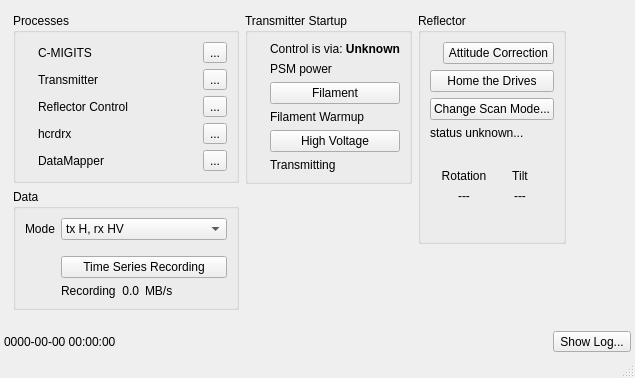
Before: the Qt Designer form src/hcrgui/HcrGuiMainWindow.ui in NCAR/HCR_instrument, drawn with Qt 5.
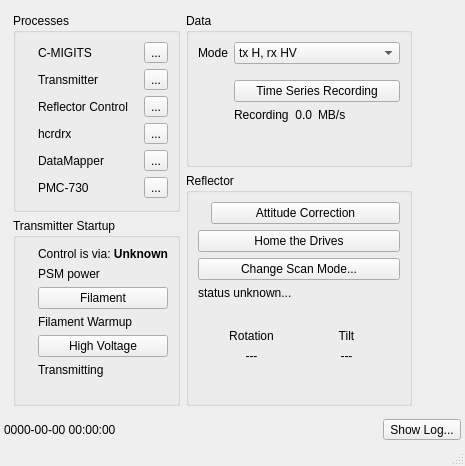
After: the same form once the commit is applied. Icons and pictures are not drawn.

Commit message: Added handling for time-series data writing enable/disable, and status lights for DataMapper and HcrPmc730Daemon. Restructured and compacted the GUI.

Diff of the .ui file:
```diff
--- a/src/hcrgui/HcrGuiMainWindow.ui
+++ b/src/hcrgui/HcrGuiMainWindow.ui
@@ -6,12 +6,12 @@
    <rect>
     <x>0</x>
     <y>0</y>
-    <width>635</width>
-    <height>378</height>
+    <width>465</width>
+    <height>466</height>
    </rect>
   </property>
   <property name="sizePolicy">
-   <sizepolicy hsizetype="MinimumExpanding" vsizetype="Expanding">
+   <sizepolicy hsizetype="Minimum" vsizetype="Minimum">
     <horstretch>0</horstretch>
     <verstretch>0</verstretch>
    </sizepolicy>
@@ -44,7 +44,7 @@
            <verstretch>0</verstretch>
           </sizepolicy>
          </property>
-         <layout class="QVBoxLayout" name="verticalLayout_8" stretch="0,0,100">
+         <layout class="QVBoxLayout" name="verticalLayout_8" stretch="0,0">
           <property name="margin">
            <number>0</number>
           </property>
@@ -54,6 +54,13 @@
              <string>Processes</string>
             </property>
             <layout class="QGridLayout" name="gridLayout_4">
+             <item row="5" column="1">
+              <widget class="QLabel" name="pmc730StatusLabel">
+               <property name="text">
+                <string>PMC-730</string>
+               </property>
+              </widget>
+             </item>
              <item row="0" column="1">
               <widget class="QLabel" name="cmigitsStatusLabel">
                <property name="sizePolicy">
@@ -237,186 +244,25 @@
                </property>
               </widget>
              </item>
-            </layout>
-           </widget>
-          </item>
-          <item>
-           <widget class="QGroupBox" name="dataBox">
-            <property name="title">
-             <string>Data</string>
-            </property>
-            <layout class="QGridLayout" name="gridLayout">
-             <item row="0" column="1">
-              <widget class="QComboBox" name="hmcModeCombo">
-               <property name="sizePolicy">
-                <sizepolicy hsizetype="Minimum" vsizetype="Fixed">
-                 <horstretch>0</horstretch>
-                 <verstretch>0</verstretch>
-                </sizepolicy>
-               </property>
-               <property name="currentIndex">
-                <number>0</number>
-               </property>
-               <item>
+             <item row="5" column="0">
+              <widget class="QLabel" name="pmc730StatusIcon">
                 <property name="text">
-                 <string>tx H, rx HV</string>
-                </property>
-               </item>
-               <item>
-                <property name="text">
-                 <string>tx V, rx HV</string>
-                </property>
-               </item>
-               <item>
-                <property name="text">
-                 <string>tx HV, rx HV</string>
-                </property>
-               </item>
-               <item>
-                <property name="text">
-                 <string>Unused (3)</string>
-                </property>
-               </item>
-               <item>
-                <property name="text">
-                 <string>Noise Source Calibration</string>
-                </property>
-               </item>
-               <item>
-                <property name="text">
-                 <string>tx V, rx HV (attenuated)</string>
-                </property>
-               </item>
-               <item>
-                <property name="text">
-                 <string>Bench Test</string>
-                </property>
-               </item>
-               <item>
-                <property name="text">
-                 <string>Unused (7)</string>
-                </property>
-               </item>
-              </widget>
-             </item>
-             <item row="0" column="0">
-              <widget class="QLabel" name="modeLabel">
-               <property name="text">
-                <string>Mode</string>
-               </property>
-               <property name="alignment">
-                <set>Qt::AlignRight|Qt::AlignTrailing|Qt::AlignVCenter</set>
-               </property>
-              </widget>
-             </item>
-             <item row="3" column="0">
-              <widget class="QLabel" name="dataRateIcon">
-               <property name="text">
                 <string/>
                </property>
                <property name="pixmap">
                 <pixmap resource="HcrGuiMainWindow.qrc">:/greenLED_off.png</pixmap>
                </property>
-               <property name="alignment">
-                <set>Qt::AlignLeading|Qt::AlignLeft|Qt::AlignVCenter</set>
-               </property>
               </widget>
              </item>
-             <item row="3" column="1">
-              <widget class="QWidget" name="writeRateWidget" native="true">
-               <layout class="QHBoxLayout" name="horizontalLayout_2">
-                <property name="margin">
-                 <number>0</number>
-                </property>
-                <item>
-                 <widget class="QLabel" name="writeRateLabel">
-                  <property name="sizePolicy">
-                   <sizepolicy hsizetype="Minimum" vsizetype="Preferred">
-                    <horstretch>0</horstretch>
-                    <verstretch>0</verstretch>
-                   </sizepolicy>
-                  </property>
+             <item row="5" column="2">
+              <widget class="QToolButton" name="pmc730DetailsButton">
                   <property name="text">
-                   <string>Recording</string>
+                <string>...</string>
                   </property>
                  </widget>
                 </item>
-                <item>
-                 <widget class="QLabel" name="writeRateValue">
-                  <property name="sizePolicy">
-                   <sizepolicy hsizetype="Minimum" vsizetype="Preferred">
-                    <horstretch>0</horstretch>
-                    <verstretch>0</verstretch>
-                   </sizepolicy>
-                  </property>
-                  <property name="text">
-                   <string>0.0</string>
-                  </property>
-                  <property name="alignment">
-                   <set>Qt::AlignRight|Qt::AlignTrailing|Qt::AlignVCenter</set>
-                  </property>
-                 </widget>
-                </item>
-                <item>
-                 <widget class="QLabel" name="writeRateUnits">
-                  <property name="sizePolicy">
-                   <sizepolicy hsizetype="MinimumExpanding" vsizetype="Preferred">
-                    <horstretch>0</horstretch>
-                    <verstretch>0</verstretch>
-                   </sizepolicy>
-                  </property>
-                  <property name="text">
-                   <string>MB/s</string>
-                  </property>
-                 </widget>
-                </item>
-               </layout>
-              </widget>
-             </item>
-             <item row="1" column="0">
-              <spacer name="verticalSpacer_4">
-               <property name="orientation">
-                <enum>Qt::Vertical</enum>
-               </property>
-               <property name="sizeType">
-                <enum>QSizePolicy::Fixed</enum>
-               </property>
-               <property name="sizeHint" stdset="0">
-                <size>
-                 <width>20</width>
-                 <height>10</height>
-                </size>
-               </property>
-              </spacer>
-             </item>
-             <item row="2" column="1">
-              <widget class="QPushButton" name="recordingButton">
-               <property name="sizePolicy">
-                <sizepolicy hsizetype="MinimumExpanding" vsizetype="Preferred">
-                 <horstretch>0</horstretch>
-                 <verstretch>0</verstretch>
-                </sizepolicy>
-               </property>
-               <property name="text">
-                <string>Time Series Recording</string>
-               </property>
-              </widget>
-             </item>
-             <item row="2" column="0">
-              <widget class="QLabel" name="recordingEnabledIcon">
-               <property name="text">
-                <string/>
-               </property>
-               <property name="pixmap">
-                <pixmap resource="HcrGuiMainWindow.qrc">:/greenLED_off.png</pixmap>
-               </property>
-              </widget>
-             </item>
-            </layout>
-           </widget>
-          </item>
-          <item>
-           <spacer name="verticalSpacer_2">
+             <item row="6" column="1">
+              <spacer name="verticalSpacer">
             <property name="orientation">
              <enum>Qt::Vertical</enum>
             </property>
@@ -431,12 +277,6 @@
          </layout>
         </widget>
        </item>
-       <item>
-        <widget class="QWidget" name="middleWidget" native="true">
-         <layout class="QVBoxLayout" name="verticalLayout_2">
-          <property name="margin">
-           <number>0</number>
-          </property>
           <item>
            <widget class="QGroupBox" name="xmitterStartupBox">
             <property name="sizePolicy">
@@ -631,10 +471,7 @@
                </property>
               </widget>
              </item>
-            </layout>
-           </widget>
-          </item>
-          <item>
+             <item row="6" column="1">
            <spacer name="verticalSpacer_3">
             <property name="orientation">
              <enum>Qt::Vertical</enum>
@@ -642,10 +479,13 @@
             <property name="sizeHint" stdset="0">
              <size>
               <width>20</width>
-              <height>40</height>
+                 <height>2</height>
              </size>
             </property>
            </spacer>
+             </item>
+            </layout>
+           </widget>
           </item>
          </layout>
         </widget>
@@ -658,10 +498,207 @@
            <verstretch>0</verstretch>
           </sizepolicy>
          </property>
-         <layout class="QVBoxLayout" name="verticalLayout" stretch="0,100">
+         <layout class="QVBoxLayout" name="verticalLayout_2">
           <property name="margin">
            <number>0</number>
           </property>
+          <item>
+           <widget class="QGroupBox" name="dataBox">
+            <property name="sizePolicy">
+             <sizepolicy hsizetype="Preferred" vsizetype="Preferred">
+              <horstretch>0</horstretch>
+              <verstretch>0</verstretch>
+             </sizepolicy>
+            </property>
+            <property name="title">
+             <string>Data</string>
+            </property>
+            <layout class="QGridLayout" name="gridLayout">
+             <item row="1" column="1">
+              <spacer name="verticalSpacer_4">
+               <property name="orientation">
+                <enum>Qt::Vertical</enum>
+               </property>
+               <property name="sizeType">
+                <enum>QSizePolicy::Fixed</enum>
+               </property>
+               <property name="sizeHint" stdset="0">
+                <size>
+                 <width>20</width>
+                 <height>10</height>
+                </size>
+               </property>
+              </spacer>
+             </item>
+             <item row="0" column="1">
+              <widget class="QComboBox" name="hmcModeCombo">
+               <property name="sizePolicy">
+                <sizepolicy hsizetype="Minimum" vsizetype="Fixed">
+                 <horstretch>0</horstretch>
+                 <verstretch>0</verstretch>
+                </sizepolicy>
+               </property>
+               <property name="currentIndex">
+                <number>0</number>
+               </property>
+               <item>
+                <property name="text">
+                 <string>tx H, rx HV</string>
+                </property>
+               </item>
+               <item>
+                <property name="text">
+                 <string>tx V, rx HV</string>
+                </property>
+               </item>
+               <item>
+                <property name="text">
+                 <string>tx HV, rx HV</string>
+                </property>
+               </item>
+               <item>
+                <property name="text">
+                 <string>Unused (3)</string>
+                </property>
+               </item>
+               <item>
+                <property name="text">
+                 <string>Noise Source Calibration</string>
+                </property>
+               </item>
+               <item>
+                <property name="text">
+                 <string>tx V, rx HV (attenuated)</string>
+                </property>
+               </item>
+               <item>
+                <property name="text">
+                 <string>Bench Test</string>
+                </property>
+               </item>
+               <item>
+                <property name="text">
+                 <string>Unused (7)</string>
+                </property>
+               </item>
+              </widget>
+             </item>
+             <item row="0" column="0">
+              <widget class="QLabel" name="modeLabel">
+               <property name="text">
+                <string>Mode</string>
+               </property>
+               <property name="alignment">
+                <set>Qt::AlignRight|Qt::AlignTrailing|Qt::AlignVCenter</set>
+               </property>
+              </widget>
+             </item>
+             <item row="3" column="0">
+              <widget class="QLabel" name="dataRateIcon">
+               <property name="text">
+                <string/>
+               </property>
+               <property name="pixmap">
+                <pixmap resource="HcrGuiMainWindow.qrc">:/greenLED_off.png</pixmap>
+               </property>
+               <property name="alignment">
+                <set>Qt::AlignLeading|Qt::AlignLeft|Qt::AlignVCenter</set>
+               </property>
+              </widget>
+             </item>
+             <item row="3" column="1">
+              <widget class="QWidget" name="writeRateWidget" native="true">
+               <layout class="QHBoxLayout" name="horizontalLayout_2">
+                <property name="margin">
+                 <number>0</number>
+                </property>
+                <item>
+                 <widget class="QLabel" name="writeRateLabel">
+                  <property name="sizePolicy">
+                   <sizepolicy hsizetype="Minimum" vsizetype="Preferred">
+                    <horstretch>0</horstretch>
+                    <verstretch>0</verstretch>
+                   </sizepolicy>
+                  </property>
+                  <property name="text">
+                   <string>Recording</string>
+                  </property>
+                 </widget>
+                </item>
+                <item>
+                 <widget class="QLabel" name="writeRateValue">
+                  <property name="sizePolicy">
+                   <sizepolicy hsizetype="Minimum" vsizetype="Preferred">
+                    <horstretch>0</horstretch>
+                    <verstretch>0</verstretch>
+                   </sizepolicy>
+                  </property>
+                  <property name="text">
+                   <string>0.0</string>
+                  </property>
+                  <property name="alignment">
+                   <set>Qt::AlignRight|Qt::AlignTrailing|Qt::AlignVCenter</set>
+                  </property>
+                 </widget>
+                </item>
+                <item>
+                 <widget class="QLabel" name="writeRateUnits">
+                  <property name="sizePolicy">
+                   <sizepolicy hsizetype="MinimumExpanding" vsizetype="Preferred">
+                    <horstretch>0</horstretch>
+                    <verstretch>0</verstretch>
+                   </sizepolicy>
+                  </property>
+                  <property name="text">
+                   <string>MB/s</string>
+                  </property>
+                 </widget>
+                </item>
+               </layout>
+              </widget>
+             </item>
+             <item row="2" column="1">
+              <widget class="QPushButton" name="recordingButton">
+               <property name="sizePolicy">
+                <sizepolicy hsizetype="MinimumExpanding" vsizetype="Preferred">
+                 <horstretch>0</horstretch>
+                 <verstretch>0</verstretch>
+                </sizepolicy>
+               </property>
+               <property name="text">
+                <string>Time Series Recording</string>
+               </property>
+              </widget>
+             </item>
+             <item row="2" column="0">
+              <widget class="QLabel" name="recordingEnabledIcon">
+               <property name="text">
+                <string/>
+               </property>
+               <property name="pixmap">
+                <pixmap resource="HcrGuiMainWindow.qrc">:/greenLED_off.png</pixmap>
+               </property>
+              </widget>
+             </item>
+             <item row="4" column="1">
+              <spacer name="verticalSpacer_5">
+               <property name="orientation">
+                <enum>Qt::Vertical</enum>
+               </property>
+               <property name="sizeType">
+                <enum>QSizePolicy::Expanding</enum>
+               </property>
+               <property name="sizeHint" stdset="0">
+                <size>
+                 <width>20</width>
+                 <height>2</height>
+                </size>
+               </property>
+              </spacer>
+             </item>
+            </layout>
+           </widget>
+          </item>
           <item>
            <widget class="QGroupBox" name="reflectorBox">
             <property name="title">
@@ -812,14 +849,14 @@
                </layout>
               </widget>
              </item>
-            </layout>
-           </widget>
-          </item>
           <item>
-           <spacer name="verticalSpacer">
+              <spacer name="verticalSpacer_2">
             <property name="orientation">
              <enum>Qt::Vertical</enum>
             </property>
+               <property name="sizeType">
+                <enum>QSizePolicy::Expanding</enum>
+               </property>
             <property name="sizeHint" stdset="0">
              <size>
               <width>20</width>
@@ -827,6 +864,9 @@
              </size>
             </property>
            </spacer>
+             </item>
+            </layout>
+           </widget>
           </item>
          </layout>
         </widget>
```
Left out of the diff: 5 changed lines with no effect on the pictures. Lines whose indentation alone changed are shown as unchanged. The commit also changes 4 other files.
